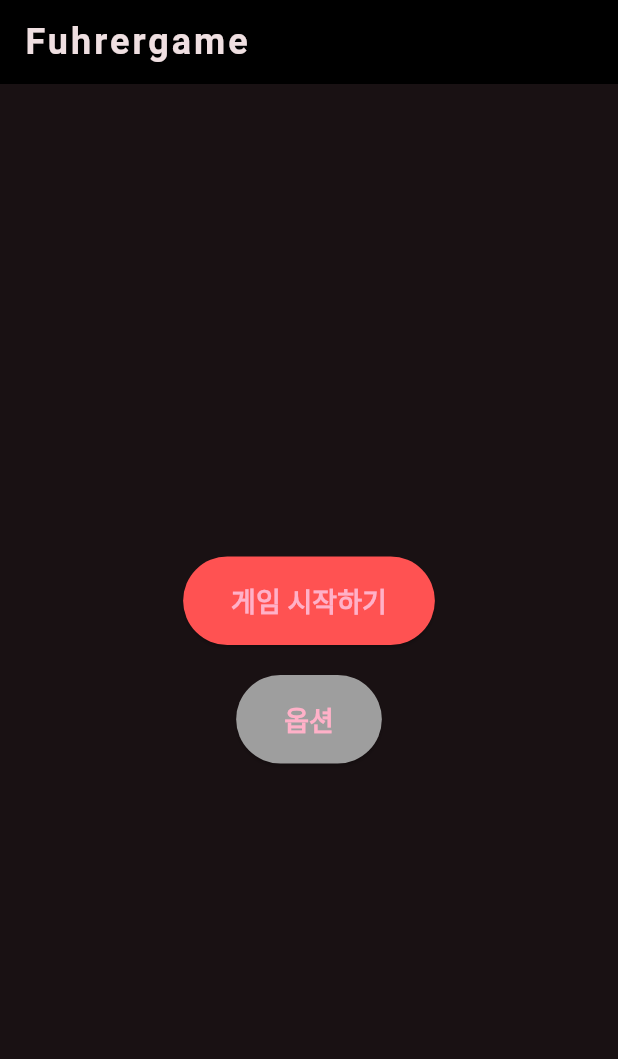
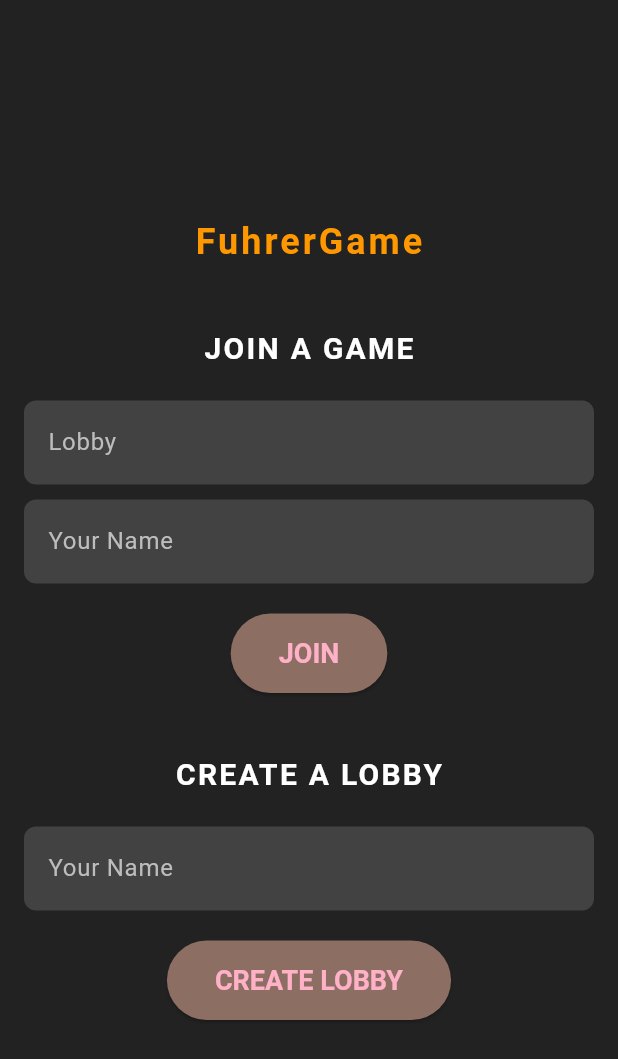
Before and after one commit to Solid9966/FuhrerGame, a Flutter app: the screen it shows after launch, on a phone screen of 412 x 824 dp. Shown: the top 1059 px of the screen. Run offline on Flutter 3.47's test engine with Material 3 defaults, Android fonts, the phone set to English and light mode, and no system bars.

Commit message:
메인 화면 수정
Secret Hitler Online bench-marking

```diff
--- a/frontend/fuhrer_game/lib/main.dart
+++ b/frontend/fuhrer_game/lib/main.dart
@@ -19,73 +19,114 @@ class MyApp extends StatelessWidget {
         brightness: Brightness.dark,
         useMaterial3: true,
       ),
-      home: const MyHomePage(title: 'Fuhrergame'),
+      home: const MyHomePage(),
     );
   }
 }
 
-class MyHomePage extends StatefulWidget {
-  const MyHomePage({super.key, required this.title});
-
-  final String title;
-
-  @override
-  State<MyHomePage> createState() => _MyHomePageState();
-}
-
-class _MyHomePageState extends State<MyHomePage> {
-  void _startGame() {
-    // 게임 시작 로직 추가 가능
-    ScaffoldMessenger.of(context).showSnackBar(
-      const SnackBar(content: Text('게임이 시작됩니다!')),
-    );
-  }
-
-  void _showOptions() {
-    // 옵션 로직 추가 가능
-    ScaffoldMessenger.of(context).showSnackBar(
-      const SnackBar(content: Text('옵션을 설정합니다.')),
-    );
-  }
+class MyHomePage extends StatelessWidget {
+  const MyHomePage({super.key});
 
   @override
   Widget build(BuildContext context) {
     return Scaffold(
-      appBar: AppBar(
-        backgroundColor: Colors.black,
-        title: Text(
-          widget.title,
-          style: const TextStyle(
+      backgroundColor: Colors.black87,
+      body: Padding(
+        padding: const EdgeInsets.all(16.0),
+        child: Center(
+          child: Column(
+            mainAxisAlignment: MainAxisAlignment.center,
+            children: [
+              const Text(
+                'FuhrerGame',
+                style: TextStyle(
                   fontSize: 24,
                   fontWeight: FontWeight.bold,
+                  color: Colors.orange,
                   letterSpacing: 2.0,
                 ),
               ),
+              const SizedBox(height: 40),
+              const Text(
+                'JOIN A GAME',
+                style: TextStyle(
+                  fontSize: 20,
+                  fontWeight: FontWeight.bold,
+                  color: Colors.white,
+                  letterSpacing: 1.5,
                 ),
-      body: Center(
-        child: Column(
-          mainAxisAlignment: MainAxisAlignment.center,
-          children: <Widget>[
+              ),
+              const SizedBox(height: 20),
+              TextField(
+                decoration: InputDecoration(
+                  hintText: 'Lobby',
+                  hintStyle: TextStyle(color: Colors.grey[400]),
+                  filled: true,
+                  fillColor: Colors.grey[800],
+                  border: OutlineInputBorder(
+                    borderRadius: BorderRadius.circular(8.0),
+                    borderSide: BorderSide.none,
+                  ),
+                ),
+              ),
+              const SizedBox(height: 10),
+              TextField(
+                decoration: InputDecoration(
+                  hintText: 'Your Name',
+                  hintStyle: TextStyle(color: Colors.grey[400]),
+                  filled: true,
+                  fillColor: Colors.grey[800],
+                  border: OutlineInputBorder(
+                    borderRadius: BorderRadius.circular(8.0),
+                    borderSide: BorderSide.none,
+                  ),
+                ),
+              ),
+              const SizedBox(height: 20),
               ElevatedButton(
-              onPressed: _startGame,
+                onPressed: () {},
                 style: ElevatedButton.styleFrom(
-                backgroundColor: Colors.redAccent,
+                  backgroundColor: Colors.brown[400],
                   padding: const EdgeInsets.symmetric(horizontal: 32, vertical: 16),
                   textStyle: const TextStyle(fontSize: 18, fontWeight: FontWeight.bold),
                 ),
-              child: const Text('게임 시작하기'),
+                child: const Text('JOIN'),
+              ),
+              const SizedBox(height: 40),
+              const Text(
+                'CREATE A LOBBY',
+                style: TextStyle(
+                  fontSize: 20,
+                  fontWeight: FontWeight.bold,
+                  color: Colors.white,
+                  letterSpacing: 1.5,
+                ),
+              ),
+              const SizedBox(height: 20),
+              TextField(
+                decoration: InputDecoration(
+                  hintText: 'Your Name',
+                  hintStyle: TextStyle(color: Colors.grey[400]),
+                  filled: true,
+                  fillColor: Colors.grey[800],
+                  border: OutlineInputBorder(
+                    borderRadius: BorderRadius.circular(8.0),
+                    borderSide: BorderSide.none,
+                  ),
+                ),
               ),
               const SizedBox(height: 20),
               ElevatedButton(
-              onPressed: _showOptions,
+                onPressed: () {},
                 style: ElevatedButton.styleFrom(
-                backgroundColor: Colors.grey,
+                  backgroundColor: Colors.brown[400],
                   padding: const EdgeInsets.symmetric(horizontal: 32, vertical: 16),
                   textStyle: const TextStyle(fontSize: 18, fontWeight: FontWeight.bold),
                 ),
-              child: const Text('옵션'),
+                child: const Text('CREATE LOBBY'),
               ),
             ],
+          ),
         ),
       ),
     );
```
Also changed, not shown: 1 other file. Lines whose indentation alone changed are shown as unchanged.
